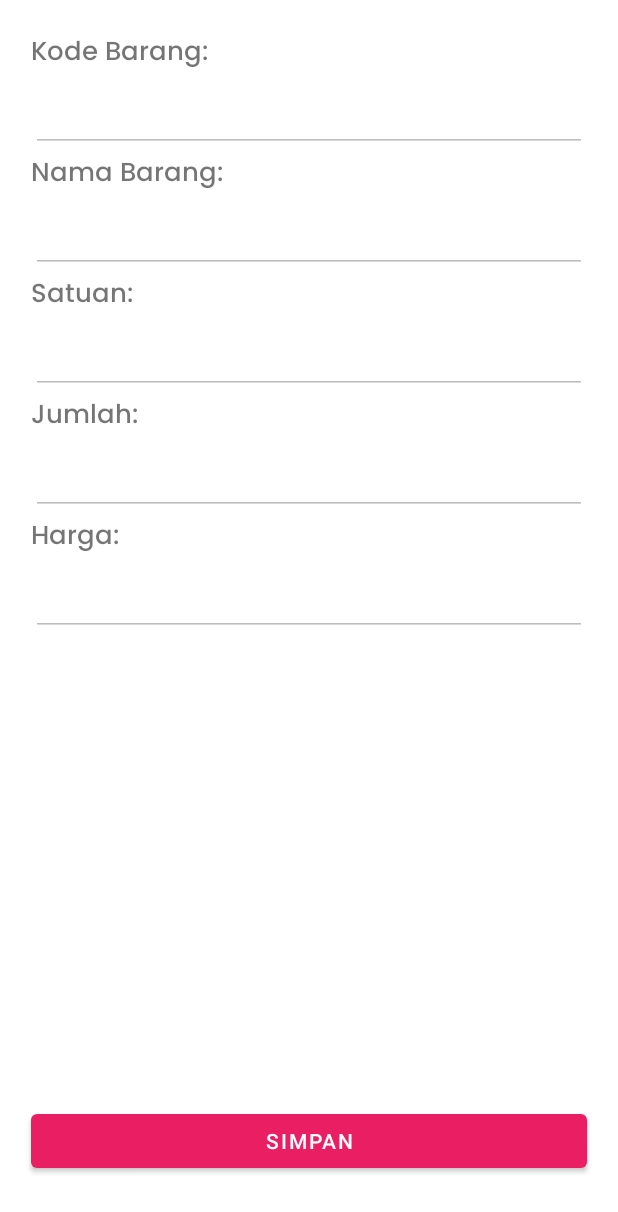
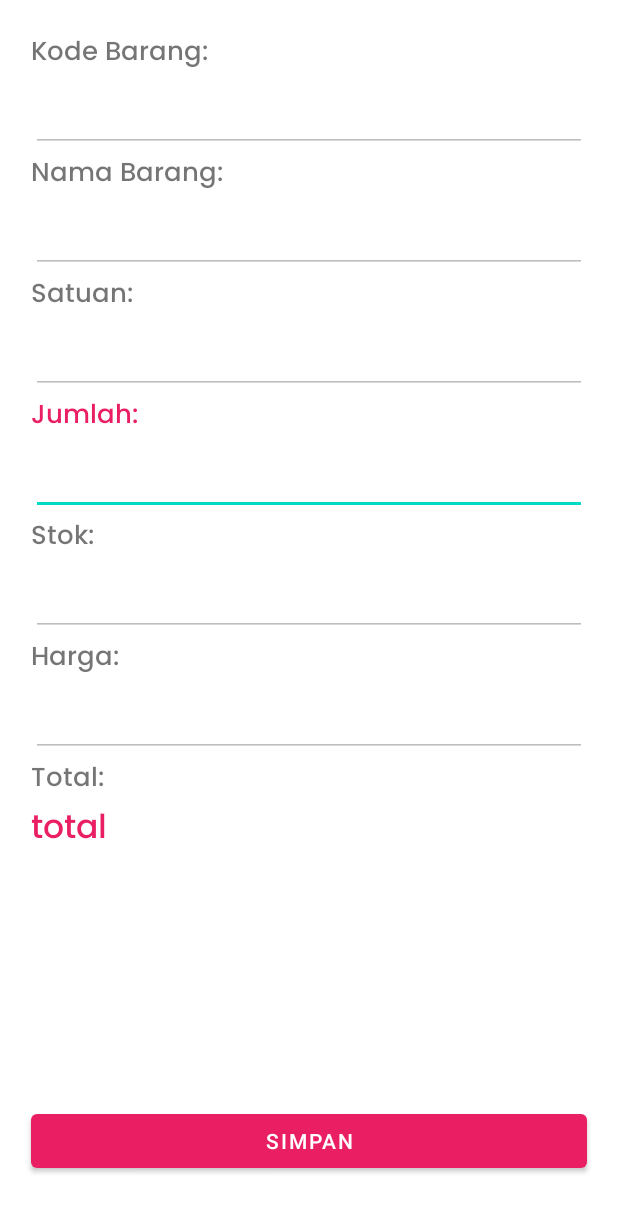
Before and after one commit to nafisazz/SCANNER, an Android app: the PenjualanActivity screen opened directly, with no data from a screen before it, on a phone screen of 412 x 824 dp. Shown: the top 1212 px of the screen. Run offline under Robolectric (Android 15) with nearby library versions, the phone set to English and light mode, and no system bars; our stand-ins replace Firebase (no records; nobody signed in at launch, a user with empty details on screens opened directly), sdp/ssp sizes.

Commit message:
Fix get total pembeian firebase

```diff
--- a/app/src/main/java/com/example/Nafisa_0834/AdapterTransaksi.java
+++ b/app/src/main/java/com/example/Nafisa_0834/AdapterTransaksi.java
@@ -46,7 +46,7 @@ public class AdapterTransaksi extends RecyclerView.Adapter<AdapterTransaksi.MyVi
 
         holder.kd_brg2.setText(transaksiModels.get(position).getKode());
         holder.nm_brg2.setText(transaksiModels.get(position).getNama());
-        holder.hrg_brg2.setText(formatRupiah(Double.parseDouble(transaksiModels.get(position).getHarga())));
+        holder.hrg_brg2.setText(transaksiModels.get(position).getHarga());
         holder.jml_brg2.setText(transaksiModels.get(position).getJumlah());
         holder.satuan_brg2.setText(transaksiModels.get(position).getSatuan());
 
--- a/app/src/main/java/com/example/Nafisa_0834/PenjualanActivity.java
+++ b/app/src/main/java/com/example/Nafisa_0834/PenjualanActivity.java
@@ -4,9 +4,12 @@ import androidx.appcompat.app.AppCompatActivity;
 
 import android.content.Intent;
 import android.os.Bundle;
+import android.text.Editable;
+import android.text.TextWatcher;
 import android.view.View;
 import android.widget.Button;
 import android.widget.EditText;
+import android.widget.TextView;
 import android.widget.Toast;
 
 import com.google.firebase.database.DatabaseReference;
@@ -27,8 +30,10 @@ public class PenjualanActivity extends AppCompatActivity {
     EditText hrg_brg;
     EditText jml_brg;
     EditText satuan_brg;
-    Integer total;
-    String kode_brg, nama_brg, harga_brg, jumlah_brg, satuan_barg, tanggal, waktu;
+    EditText jumlah_penjualan;
+    Integer total, jumlahPenjualan, totalBarang;
+    TextView tv_total;
+    String kode_brg, nama_brg, harga_brg, jumlah_brg, satuan_barg, tanggal, waktu, jmlPenjualan;
 
     Button save;
 
@@ -53,6 +58,8 @@ public class PenjualanActivity extends AppCompatActivity {
         jml_brg.setText(intent.getStringExtra("jml_brg2"));
         satuan_brg.setText(intent.getStringExtra("satuan_brg2"));
 
+
+
         getDateTime();
 
         // Disable Edittext
@@ -66,8 +73,45 @@ public class PenjualanActivity extends AppCompatActivity {
         harga_brg = hrg_brg.getText().toString();
         jumlah_brg = jml_brg.getText().toString();
         satuan_barg = satuan_brg.getText().toString();
+        jmlPenjualan = jumlah_penjualan.getText().toString();
 
-        total = (Integer.parseInt(jumlah_brg) ) - 1 ;
+
+        // menghitung total
+
+//        total_keseluruhan = Integer.parseInt(jmlPenjualan) * Integer.parseInt(harga_brg);
+
+//        total = (Integer.parseInt(jumlah_brg) ) - 1 ;
+
+        tv_total = findViewById(R.id.tv_total);
+//        tv_total.setText(total_keseluruhan.toString());
+
+        jumlah_penjualan.addTextChangedListener(new TextWatcher() {
+            @Override
+            public void beforeTextChanged(CharSequence s, int start, int count, int after) {
+
+            }
+
+            @Override
+            public void onTextChanged(CharSequence s, int start, int before, int count) {
+                if (jumlah_penjualan.getText().toString().equals("")){
+                    total = 0;
+                    totalBarang = 0;
+                } else {
+                    jumlahPenjualan = Integer.parseInt(jumlah_penjualan.getText().toString());
+                    totalBarang = Integer.parseInt(jml_brg.getText().toString())  - jumlahPenjualan;
+
+
+                    total = jumlahPenjualan * Integer.parseInt(hrg_brg.getText().toString());
+                }
+                tv_total.setText(String.valueOf(total));
+                jml_brg.setText(String.valueOf(totalBarang));
+            }
+
+            @Override
+            public void afterTextChanged(Editable s) {
+
+            }
+        });
 
     }
 
@@ -94,6 +138,8 @@ public class PenjualanActivity extends AppCompatActivity {
         jml_brg = findViewById(R.id.inJumlahBrg);
         satuan_brg = findViewById(R.id.inSatuanBrg);
         save = findViewById(R.id.btnSave);
+        tv_total = findViewById(R.id.tv_total);
+        jumlah_penjualan = findViewById(R.id.inJumlahPenjualan);
     }
 
     public void simpandata(View view) {
@@ -103,7 +149,7 @@ public class PenjualanActivity extends AppCompatActivity {
                 if (response.isSuccessful()) {
 
                     // Memanggil method simpan ke firebase
-                    simpanPenjualan(kode_brg, nama_brg, harga_brg, total, satuan_barg, tanggal, waktu);
+                    simpanPenjualan(kode_brg, nama_brg, harga_brg, totalBarang, total, satuan_barg, tanggal, waktu);
 
                     Toast.makeText(PenjualanActivity.this, "Data berhasil disimpan", Toast.LENGTH_SHORT).show();
                     startActivity(new Intent(PenjualanActivity.this, TransaksiActivity.class));
@@ -123,13 +169,14 @@ public class PenjualanActivity extends AppCompatActivity {
 
     // Method simpan data ke dalam firebase
 
-    private void simpanPenjualan(String kode_brg, String nama_brg, String harga_brg, Integer total, String satuan_barg, String tanggal, String waktu) {
+    private void simpanPenjualan(String kode_brg, String nama_brg, String harga_brg, Integer total, Integer totalPembelian, String satuan_barg,  String tanggal, String waktu) {
         String penjualan = refPenjualan.push().getKey();
 
         refPenjualan.child(penjualan).child("kode").setValue(kode_brg);
         refPenjualan.child(penjualan).child("nama").setValue(nama_brg);
         refPenjualan.child(penjualan).child("harga").setValue(harga_brg);
-        refPenjualan.child(penjualan).child("jumlah").setValue(total);
+        refPenjualan.child(penjualan).child("Stok").setValue(total);
+        refPenjualan.child(penjualan).child("Total Pembelian").setValue(totalPembelian);
         refPenjualan.child(penjualan).child("satuan").setValue(satuan_barg);
         refPenjualan.child(penjualan).child("tanggal").setValue(tanggal);
         refPenjualan.child(penjualan).child("waktu").setValue(waktu);
--- a/app/src/main/java/com/example/Nafisa_0834/ServerAPI.java
+++ b/app/src/main/java/com/example/Nafisa_0834/ServerAPI.java
@@ -1,6 +1,6 @@
 package com.example.Nafisa_0834;
 
 public class ServerAPI {
-    public static String DATA_API = "http://172.20.10.3/";
-    public static String URL = "http://172.20.10.3/qrcode/qr/";
+    public static String DATA_API = "http://172.20.10.8/";
+    public static String URL = "http://172.20.10.8/qrcode/qr/";
 }
--- a/app/src/main/res/layout/activity_penjualan.xml
+++ b/app/src/main/res/layout/activity_penjualan.xml
@@ -83,6 +83,25 @@
             android:layout_height="wrap_content"
             android:text="Jumlah:"
             android:textSize="17sp"
+            android:textColor="@color/main"
+            android:fontFamily="@font/popmed"
+            />
+
+        <EditText
+            android:id="@+id/inJumlahPenjualan"
+            android:layout_width="match_parent"
+            android:layout_height="wrap_content"
+            android:ems="10"
+            android:textSize="17sp"
+
+            android:fontFamily="@font/popmed"
+            android:inputType="textPersonName" />
+
+        <TextView
+            android:layout_width="wrap_content"
+            android:layout_height="wrap_content"
+            android:text="Stok:"
+            android:textSize="17sp"
             android:fontFamily="@font/popmed"
             />
 
@@ -90,11 +109,13 @@
             android:id="@+id/inJumlahBrg"
             android:layout_width="match_parent"
             android:layout_height="wrap_content"
+            android:ems="10"
             android:editable="false"
-            android:ems="10"
             android:textSize="17sp"
             android:fontFamily="@font/popmed"
             android:inputType="textPersonName" />
+
+
 
         <TextView
             android:layout_width="wrap_content"
@@ -112,6 +133,24 @@
             android:ems="10"
             android:textSize="17sp"
             android:fontFamily="@font/popmed" />
+        <TextView
+            android:layout_width="wrap_content"
+            android:layout_height="wrap_content"
+            android:text="Total:"
+            android:textSize="17sp"
+            android:fontFamily="@font/popmed"
+            />
+
+        <TextView
+            android:id="@+id/tv_total"
+            android:layout_width="match_parent"
+            android:layout_height="wrap_content"
+            android:text="total"
+            android:ems="10"
+            android:textColor="@color/main"
+            android:textSize="@dimen/_17sdp"
+            android:fontFamily="@font/popmed" />
+
 
 
     </LinearLayout>
```
